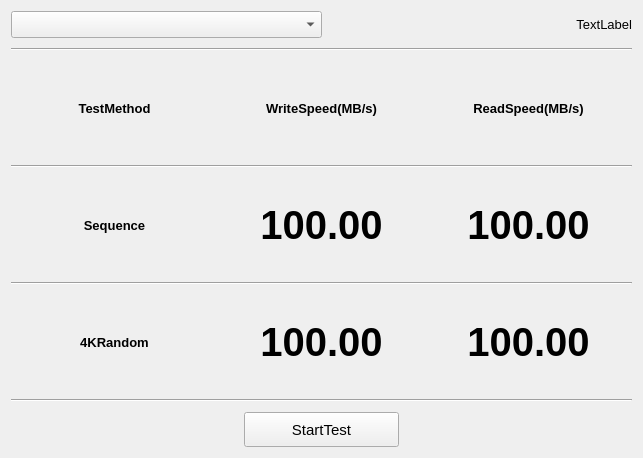
Above: BLHardwareScaner/BLHardwareScaner/Ui/TestItem/DiskSpeed.ui from BurnellLiu/LiuProject before the change. Below: the same form after it.
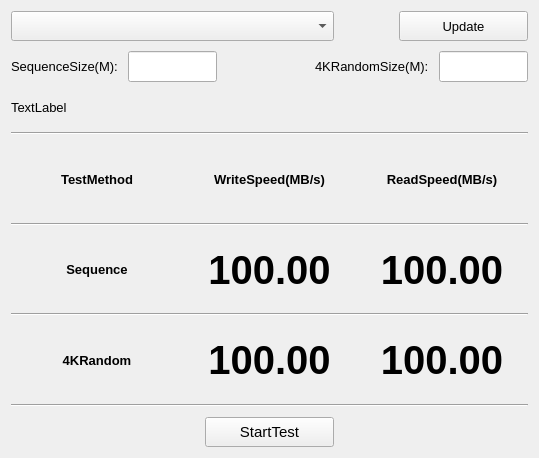
That is the form after the change.

```diff
--- a/BLHardwareScaner/BLHardwareScaner/Ui/TestItem/DiskSpeed.ui
+++ b/BLHardwareScaner/BLHardwareScaner/Ui/TestItem/DiskSpeed.ui
@@ -6,7 +6,7 @@
    <rect>
     <x>0</x>
     <y>0</y>
-    <width>643</width>
+    <width>539</width>
     <height>458</height>
    </rect>
   </property>
@@ -21,15 +21,18 @@
   </property>
   <layout class="QHBoxLayout" name="horizontalLayout_6">
    <item>
-    <layout class="QVBoxLayout" name="verticalLayout_2" stretch="3,40,4">
+    <layout class="QVBoxLayout" name="verticalLayout_2" stretch="4,4,4,36,4">
      <property name="spacing">
       <number>10</number>
      </property>
      <item>
-      <layout class="QHBoxLayout" name="horizontalLayout_4" stretch="1,1">
+      <layout class="QHBoxLayout" name="horizontalLayout_4" stretch="5,1,2">
        <property name="spacing">
         <number>0</number>
        </property>
+       <property name="bottomMargin">
+        <number>0</number>
+       </property>
        <item>
         <widget class="QComboBox" name="comboBoxDiskList">
          <property name="sizePolicy">
@@ -52,15 +55,120 @@
         </widget>
        </item>
        <item>
+        <spacer name="horizontalSpacer">
+         <property name="orientation">
+          <enum>Qt::Horizontal</enum>
+         </property>
+         <property name="sizeHint" stdset="0">
+          <size>
+           <width>40</width>
+           <height>20</height>
+          </size>
+         </property>
+        </spacer>
+       </item>
+       <item>
+        <widget class="QPushButton" name="pushButtonUpdate">
+         <property name="sizePolicy">
+          <sizepolicy hsizetype="Expanding" vsizetype="Expanding">
+           <horstretch>0</horstretch>
+           <verstretch>0</verstretch>
+          </sizepolicy>
+         </property>
+         <property name="text">
+          <string>Update</string>
+         </property>
+        </widget>
+       </item>
+      </layout>
+     </item>
+     <item>
+      <layout class="QHBoxLayout" name="horizontalLayout_3" stretch="0,1,1,0,1">
+       <item>
+        <widget class="QLabel" name="label_6">
+         <property name="sizePolicy">
+          <sizepolicy hsizetype="Preferred" vsizetype="Expanding">
+           <horstretch>0</horstretch>
+           <verstretch>0</verstretch>
+          </sizepolicy>
+         </property>
+         <property name="font">
+          <font>
+           <pointsize>10</pointsize>
+          </font>
+         </property>
+         <property name="text">
+          <string>SequenceSize(M):</string>
+         </property>
+        </widget>
+       </item>
+       <item>
+        <widget class="QLineEdit" name="lineEditSeqSize">
+         <property name="sizePolicy">
+          <sizepolicy hsizetype="Expanding" vsizetype="Preferred">
+           <horstretch>0</horstretch>
+           <verstretch>0</verstretch>
+          </sizepolicy>
+         </property>
+        </widget>
+       </item>
+       <item>
+        <spacer name="horizontalSpacer_4">
+         <property name="orientation">
+          <enum>Qt::Horizontal</enum>
+         </property>
+         <property name="sizeHint" stdset="0">
+          <size>
+           <width>40</width>
+           <height>20</height>
+          </size>
+         </property>
+        </spacer>
+       </item>
+       <item>
+        <widget class="QLabel" name="label_7">
+         <property name="sizePolicy">
+          <sizepolicy hsizetype="Preferred" vsizetype="Expanding">
+           <horstretch>0</horstretch>
+           <verstretch>0</verstretch>
+          </sizepolicy>
+         </property>
+         <property name="font">
+          <font>
+           <pointsize>10</pointsize>
+          </font>
+         </property>
+         <property name="text">
+          <string>4KRandomSize(M):</string>
+         </property>
+        </widget>
+       </item>
+       <item>
+        <widget class="QLineEdit" name="lineEditRandSize">
+         <property name="sizePolicy">
+          <sizepolicy hsizetype="Expanding" vsizetype="Preferred">
+           <horstretch>0</horstretch>
+           <verstretch>0</verstretch>
+          </sizepolicy>
+         </property>
+        </widget>
+       </item>
+      </layout>
+     </item>
+     <item>
+      <layout class="QHBoxLayout" name="horizontalLayout_7">
+       <item>
         <widget class="QLabel" name="labelTestState">
-         <property name="layoutDirection">
-          <enum>Qt::LeftToRight</enum>
+         <property name="font">
+          <font>
+           <pointsize>10</pointsize>
+          </font>
          </property>
          <property name="text">
           <string>TextLabel</string>
          </property>
          <property name="alignment">
-          <set>Qt::AlignRight|Qt::AlignTrailing|Qt::AlignVCenter</set>
+          <set>Qt::AlignLeading|Qt::AlignLeft|Qt::AlignVCenter</set>
          </property>
         </widget>
        </item>
```
